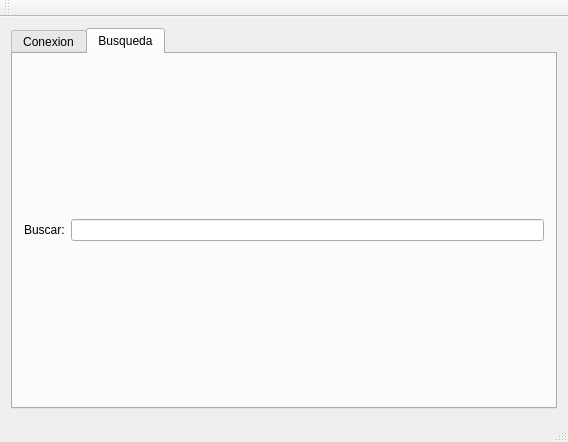
Above: mainwindow.ui from Nsm/lares before the change. Below: the same form after it.
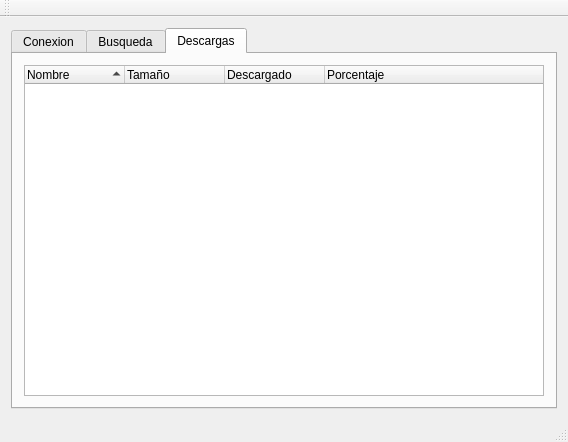
That is the form after the change.

Commit message: Se hacen varios avances en mostrar las descargas actuales al usuario

Patch:
```diff
--- a/mainwindow.ui
+++ b/mainwindow.ui
@@ -18,7 +18,7 @@
     <item row="0" column="0">
      <widget class="QTabWidget" name="tabMain">
       <property name="currentIndex">
-       <number>1</number>
+       <number>2</number>
       </property>
       <widget class="QWidget" name="tabConnection">
        <attribute name="title">
@@ -63,6 +63,46 @@
         </item>
        </layout>
       </widget>
+      <widget class="QWidget" name="tabDownload">
+       <attribute name="title">
+        <string>Descargas</string>
+       </attribute>
+       <layout class="QGridLayout" name="gridLayout_3">
+        <item row="0" column="0">
+         <widget class="QTreeWidget" name="twDownloads">
+          <property name="sortingEnabled">
+           <bool>true</bool>
+          </property>
+          <property name="columnCount">
+           <number>4</number>
+          </property>
+          <attribute name="headerDefaultSectionSize">
+           <number>100</number>
+          </attribute>
+          <column>
+           <property name="text">
+            <string notr="true">Nombre</string>
+           </property>
+          </column>
+          <column>
+           <property name="text">
+            <string notr="true">Tamaño</string>
+           </property>
+          </column>
+          <column>
+           <property name="text">
+            <string notr="true">Descargado</string>
+           </property>
+          </column>
+          <column>
+           <property name="text">
+            <string notr="true">Porcentaje</string>
+           </property>
+          </column>
+         </widget>
+        </item>
+       </layout>
+      </widget>
      </widget>
     </item>
    </layout>
```
Left out of the diff: 2 changed lines with no effect on the pictures. The commit also changes 10 other files.
